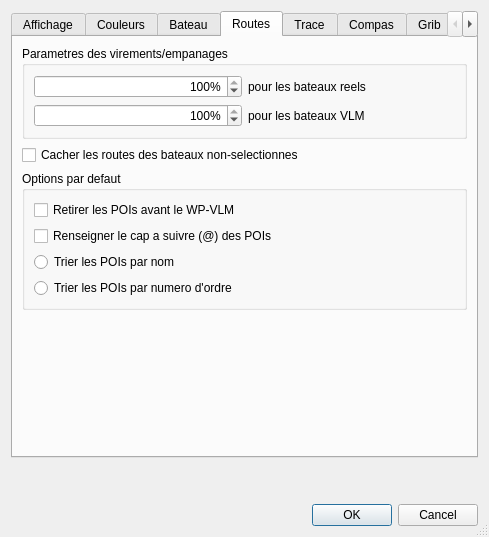
Qt form src/Ui/paramVLM.ui (nohal/qtVlm) before a commit.
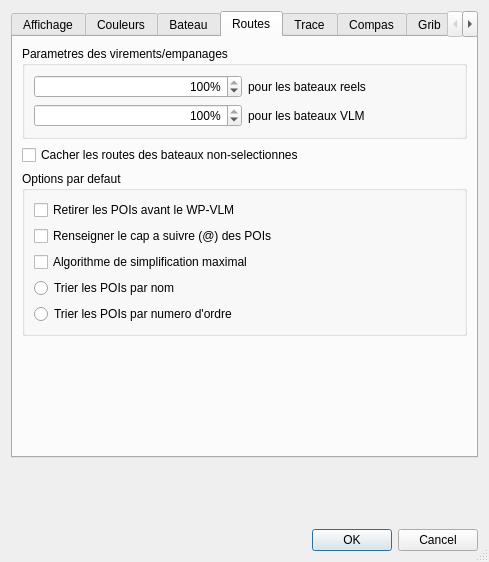
The same form after that commit. The open tabs and pages were chosen to show the change. Icons and pictures are not drawn.

Commit message: Add an option for choosing route simplification level Add the possibility of capturing hdg to follow in route's pilototo tab.

```diff
--- a/src/Ui/paramVLM.ui
+++ b/src/Ui/paramVLM.ui
@@ -7,7 +7,7 @@
     <x>0</x>
     <y>0</y>
     <width>489</width>
-    <height>537</height>
+    <height>562</height>
    </rect>
   </property>
   <property name="sizePolicy">
@@ -730,6 +730,13 @@
             </property>
            </widget>
           </item>
+          <item>
+           <widget class="QCheckBox" name="strongSimplify">
+            <property name="text">
+             <string>Algorithme de simplification maximal</string>
+            </property>
+           </widget>
+          </item>
           <item>
            <widget class="QRadioButton" name="routeSortByName">
             <property name="text">
```
Left out of the diff: 4 changed lines with no effect on the pictures. The commit also changes 7 other files.
